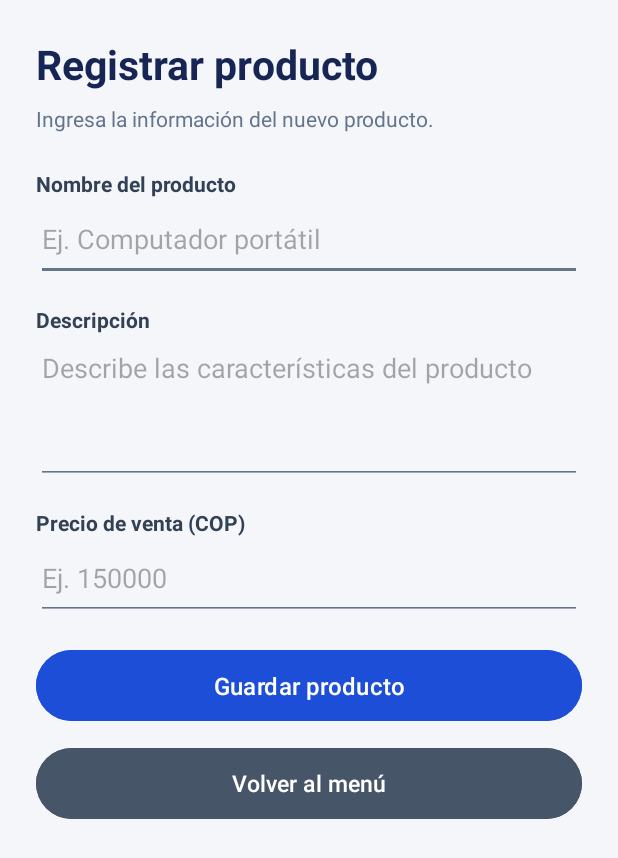
After one commit to UPBMadrid/Arvex, an Android app: the RegistroProductoActivity screen opened directly, with no data from a screen before it, on a phone screen of 412 x 824 dp. The commit adds this screen. Shown: the top 858 px of the screen. Run offline under Robolectric (Android 15) with nearby library versions, the phone set to English and light mode, and no system bars; our stand-ins replace Firebase (no records; nobody signed in at launch, a user with empty details on screens opened directly).

Commit message:
Menu de registro de producto

```diff
--- a/app/src/main/AndroidManifest.xml
+++ b/app/src/main/AndroidManifest.xml
@@ -27,6 +27,9 @@
         <activity
             android:name=".RegistroFacturasActivity"
             android:exported="false" />
+        <activity
+            android:name=".RegistroProductoActivity"
+            android:exported="false" />
     </application>
 
 </manifest>
--- a/app/src/main/java/com/example/arvex/MainActivity.kt
+++ b/app/src/main/java/com/example/arvex/MainActivity.kt
@@ -129,6 +129,11 @@ class MainActivity : AppCompatActivity() {
 
         val btnGuardarProducto =
             findViewById<Button>(R.id.btnGuardarProducto)
+        btnGuardarProducto.setOnClickListener {
+            val intent = Intent(this, RegistroProductoActivity::class.java)
+            startActivity(intent)
+        }
+
 
         val btnConsultarProductos =
             findViewById<Button>(R.id.btnConsultarProductos)
--- /dev/null
+++ b/app/src/main/java/com/example/arvex/RegistroProductoActivity.kt
@@ -0,0 +1,77 @@
+package com.example.arvex
+
+import android.os.Bundle
+import android.widget.Button
+import android.widget.EditText
+import android.widget.TextView
+import androidx.appcompat.app.AppCompatActivity
+import com.google.firebase.Firebase
+import com.google.firebase.database.database
+
+class RegistroProductoActivity : AppCompatActivity() {
+
+    private val db = Firebase.database.reference
+
+    override fun onCreate(savedInstanceState: Bundle?) {
+        super.onCreate(savedInstanceState)
+        setContentView(R.layout.registro_de_producto)
+
+        val etNombre = findViewById<EditText>(R.id.etNombreProducto)
+        val etDescripcion = findViewById<EditText>(R.id.etDescripcionProducto)
+        val etPrecio = findViewById<EditText>(R.id.etPrecioProducto)
+
+        val btnGuardar = findViewById<Button>(R.id.btnGuardarProducto)
+        val btnVolver = findViewById<Button>(R.id.btnVolverMenu)
+
+        val tvEstado = findViewById<TextView>(R.id.tvEstadoProducto)
+
+        btnGuardar.setOnClickListener {
+
+            val nombre = etNombre.text.toString().trim()
+            val descripcion = etDescripcion.text.toString().trim()
+            val precioTexto = etPrecio.text.toString().trim()
+
+            val precio = precioTexto.toDoubleOrNull()
+
+            if (nombre.isEmpty() || descripcion.isEmpty() || precio == null) {
+                tvEstado.text = "Completa todos los campos correctamente"
+                return@setOnClickListener
+            }
+
+            if (precio <= 0.0) {
+                tvEstado.text = "El precio debe ser mayor que cero"
+                return@setOnClickListener
+            }
+
+            val productoId = db.child("productos").push().key
+
+            if (productoId == null) {
+                tvEstado.text = "Error al generar el ID del producto"
+                return@setOnClickListener
+            }
+
+            val producto = mapOf(
+                "nombre" to nombre,
+                "descripcion" to descripcion,
+                "precio" to precio
+            )
+
+            db.child("productos").child(productoId).setValue(producto)
+                .addOnSuccessListener {
+
+                    tvEstado.text = "Producto registrado correctamente"
+
+                    etNombre.text.clear()
+                    etDescripcion.text.clear()
+                    etPrecio.text.clear()
+                }
+                .addOnFailureListener { error ->
+                    tvEstado.text = "Error al guardar: ${error.message}"
+                }
+        }
+
+        btnVolver.setOnClickListener {
+            finish()
+        }
+    }
+}
--- /dev/null
+++ b/app/src/main/res/layout/registro_de_producto.xml
@@ -0,0 +1,113 @@
+<?xml version="1.0" encoding="utf-8"?>
+<ScrollView xmlns:android="http://schemas.android.com/apk/res/android"
+    android:layout_width="match_parent"
+    android:layout_height="match_parent"
+    android:background="#F4F6FA"
+    android:fillViewport="true">
+
+    <LinearLayout
+        android:layout_width="match_parent"
+        android:layout_height="wrap_content"
+        android:orientation="vertical"
+        android:padding="24dp">
+
+        <TextView
+            android:layout_width="match_parent"
+            android:layout_height="wrap_content"
+            android:text="Registrar producto"
+            android:textColor="#172554"
+            android:textSize="27sp"
+            android:textStyle="bold"
+            android:layout_marginBottom="8dp"/>
+
+        <TextView
+            android:layout_width="match_parent"
+            android:layout_height="wrap_content"
+            android:text="Ingresa la información del nuevo producto."
+            android:textColor="#64748B"
+            android:textSize="14sp"
+            android:layout_marginBottom="24dp"/>
+
+        <TextView
+            android:layout_width="match_parent"
+            android:layout_height="wrap_content"
+            android:text="Nombre del producto"
+            android:textColor="#334155"
+            android:textStyle="bold"/>
+
+        <EditText
+            android:id="@+id/etNombreProducto"
+            android:layout_width="match_parent"
+            android:layout_height="55dp"
+            android:hint="Ej. Computador portátil"
+            android:inputType="textCapSentences"
+            android:backgroundTint="#64748B"
+            android:layout_marginBottom="16dp"/>
+
+        <TextView
+            android:layout_width="match_parent"
+            android:layout_height="wrap_content"
+            android:text="Descripción"
+            android:textColor="#334155"
+            android:textStyle="bold"/>
+
+        <EditText
+            android:id="@+id/etDescripcionProducto"
+            android:layout_width="match_parent"
+            android:layout_height="100dp"
+            android:hint="Describe las características del producto"
+            android:gravity="top"
+            android:inputType="textCapSentences|textMultiLine"
+            android:backgroundTint="#64748B"
+            android:layout_marginBottom="16dp"/>
+
+
+
+
+
+        <TextView
+            android:layout_width="match_parent"
+            android:layout_height="wrap_content"
+            android:text="Precio de venta (COP)"
+            android:textColor="#334155"
+            android:textStyle="bold"/>
+
+        <EditText
+            android:id="@+id/etPrecioProducto"
+            android:layout_width="match_parent"
+            android:layout_height="55dp"
+            android:hint="Ej. 150000"
+            android:inputType="numberDecimal"
+            android:backgroundTint="#64748B"
+            android:layout_marginBottom="16dp"/>
+
+
+        <Button
+            android:id="@+id/btnGuardarProducto"
+            android:layout_width="match_parent"
+            android:layout_height="55dp"
+            android:text="Guardar producto"
+            android:textAllCaps="false"
+            android:textSize="16sp"
+            android:backgroundTint="#1D4ED8"/>
+
+        <Button
+            android:id="@+id/btnVolverMenu"
+            android:layout_width="match_parent"
+            android:layout_height="55dp"
+            android:text="Volver al menú"
+            android:textAllCaps="false"
+            android:textSize="15sp"
+            android:backgroundTint="#475569"
+            android:layout_marginTop="10dp"/>
+
+        <TextView
+            android:id="@+id/tvEstadoProducto"
+            android:layout_width="match_parent"
+            android:layout_height="wrap_content"
+            android:gravity="center"
+            android:textSize="14sp"
+            android:layout_marginTop="16dp"/>
+
+    </LinearLayout>
+</ScrollView>
```
Also changed, not shown: 1 other file.
